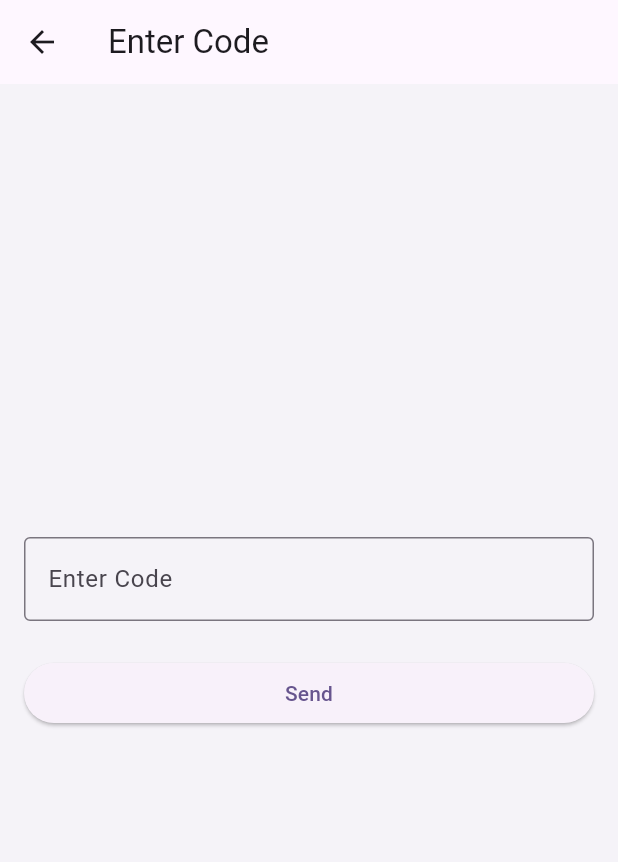
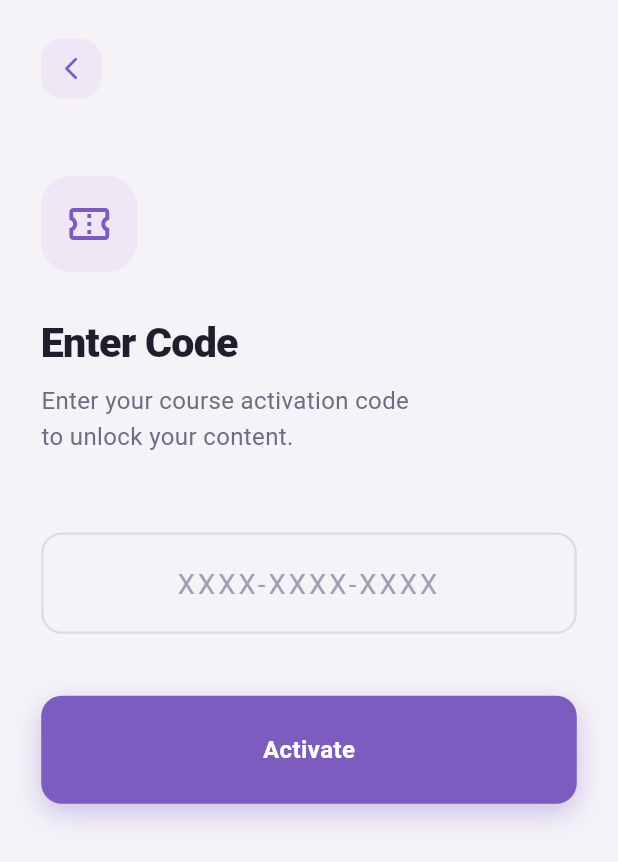
Before and after one commit to IbrahimAhmedAly/new_graket_academy-development, a Flutter app: the EnterCodeScreen screen opened by its route, on a phone screen of 412 x 824 dp. Shown: the top 862 px of the screen. Run offline on Flutter 3.47's test engine with Material 3 defaults, Android fonts, the light colour scheme and no system bars; our stand-ins replace cached_network_image, dartz, device_info_plus, flutter_otp_text_field, flutter_screenutil, flutter_svg and 5 more; missing offline and left inert: phone_form_field, screen_protector; accounts and stored records are empty; Roboto replaces fonts that are missing (Arb).

Commit message:
Update enter_code_screen.dart

```diff
--- a/lib/view/new_screens/other/enter_code_screen.dart
+++ b/lib/view/new_screens/other/enter_code_screen.dart
@@ -1,6 +1,9 @@
 import 'package:flutter/material.dart';
 import 'package:get/get.dart';
 import 'package:new_graket_acadimy/controller/courses/code_controller_impl.dart';
+import 'package:new_graket_acadimy/core/constants/app_dimentions.dart';
+import 'package:new_graket_acadimy/core/constants/colors.dart';
+import 'package:new_graket_acadimy/view/new_widgets/auth_widgets/custom_auth_button.dart';
 
 class EnterCodeScreen extends StatelessWidget {
   const EnterCodeScreen({super.key});
@@ -9,42 +12,170 @@
   Widget build(BuildContext context) {
     return GetBuilder<CodeControllerImpl>(
       builder: (controller) => Scaffold(
-        appBar: AppBar(
-          title: const Text('Enter Code'),
+        backgroundColor: AppColor.scaffoldBg,
+        body: SafeArea(
+          child: SingleChildScrollView(
+            padding: EdgeInsets.symmetric(horizontal: AppPadding.pad24),
+            child: Column(
+              crossAxisAlignment: CrossAxisAlignment.start,
+              children: [
+                SizedBox(height: AppHeight.h20),
+
+                // ── Back button ──
+                GestureDetector(
+                  onTap: () => Navigator.of(context).pop(),
+                  child: Container(
+                    width: 40,
+                    height: 40,
+                    decoration: BoxDecoration(
+                      color: AppColor.primaryLight,
+                      borderRadius: BorderRadius.circular(AppRadius.radius12),
                     ),
-        body: Padding(
-          padding: const EdgeInsets.all(16.0),
-          child: Column(
-            mainAxisAlignment: MainAxisAlignment.center,
-            children: [
+                    child: Icon(
+                      Icons.arrow_back_ios_new_rounded,
+                      size: 18,
+                      color: AppColor.primaryColor,
+                    ),
+                  ),
+                ),
+
+                SizedBox(height: AppHeight.h40),
+
+                // ── Icon ──
+                Container(
+                  width: 64,
+                  height: 64,
+                  decoration: BoxDecoration(
+                    color: AppColor.primaryLight,
+                    borderRadius: BorderRadius.circular(20),
+                  ),
+                  child: Icon(
+                    Icons.confirmation_number_outlined,
+                    size: 32,
+                    color: AppColor.primaryColor,
+                  ),
+                ),
+
+                SizedBox(height: AppHeight.h24),
+
+                // ── Headline ──
+                Text(
+                  "Enter Code",
+                  style: TextStyle(
+                    fontSize: AppTextSize.textSize24,
+                    fontWeight: FontWeight.w800,
+                    color: AppColor.textPrimary,
+                    letterSpacing: -0.5,
+                    height: 1.2,
+                  ),
+                ),
+                SizedBox(height: AppHeight.h8),
+                Text(
+                  "Enter your course activation code\nto unlock your content.",
+                  style: TextStyle(
+                    fontSize: AppTextSize.textSize14,
+                    fontWeight: FontWeight.w400,
+                    color: AppColor.textSecondary,
+                    height: 1.5,
+                  ),
+                ),
+
+                SizedBox(height: AppHeight.h40),
+
+                // ── Code field ──
                 TextField(
                   controller: controller.codeTextController,
                   keyboardType: TextInputType.text,
-                decoration: const InputDecoration(
-                  labelText: 'Enter Code',
-                  border: OutlineInputBorder(),
+                  textAlign: TextAlign.center,
+                  style: TextStyle(
+                    fontSize: AppTextSize.textSize18,
+                    fontWeight: FontWeight.w700,
+                    color: AppColor.textPrimary,
+                    letterSpacing: 2,
+                  ),
+                  decoration: InputDecoration(
+                    hintText: "XXXX-XXXX-XXXX",
+                    hintStyle: TextStyle(
+                      fontSize: AppTextSize.textSize16,
+                      fontWeight: FontWeight.w400,
+                      color: AppColor.textHint,
+                      letterSpacing: 2,
+                    ),
+                    contentPadding: EdgeInsets.symmetric(
+                      horizontal: AppPadding.pad16,
+                      vertical: AppPadding.pad16,
+                    ),
+                    filled: true,
+                    fillColor: AppColor.scaffoldBg,
+                    enabledBorder: OutlineInputBorder(
+                      borderRadius: BorderRadius.circular(AppRadius.radius12),
+                      borderSide: BorderSide(
+                        color: AppColor.textHint.withValues(alpha: 0.3),
+                        width: 1.5,
+                      ),
+                    ),
+                    focusedBorder: OutlineInputBorder(
+                      borderRadius: BorderRadius.circular(AppRadius.radius12),
+                      borderSide: BorderSide(
+                        color: AppColor.primaryColor,
+                        width: 2,
+                      ),
+                    ),
                   ),
                   onChanged: controller.onCodeChanged,
                 ),
-              const SizedBox(height: 24),
-              SizedBox(
+
+                SizedBox(height: AppHeight.h32),
+
+                // ── Send button ──
+                CustomAuthButton(
+                  name: "Activate",
+                  isLoading: controller.isLoading,
+                  onTap: controller.isLoading ? null : controller.sendCode,
+                ),
+
+                // ── Inline error ──
+                if (controller.errorMessage != null &&
+                    controller.errorMessage!.isNotEmpty) ...[
+                  SizedBox(height: AppHeight.h12),
+                  Container(
                     width: double.infinity,
-                child: ElevatedButton(
-                  onPressed: controller.isLoading ? null : controller.sendCode,
-                  child: controller.isLoading
-                      ? const CircularProgressIndicator(color: Colors.white)
-                      : const Text('Send'),
+                    padding: EdgeInsets.symmetric(
+                      horizontal: AppPadding.pad16,
+                      vertical: AppPadding.pad12,
+                    ),
+                    decoration: BoxDecoration(
+                      color: AppColor.errorColor.withValues(alpha: 0.08),
+                      borderRadius: BorderRadius.circular(AppRadius.radius12),
+                      border: Border.all(
+                        color: AppColor.errorColor.withValues(alpha: 0.3),
+                        width: 1,
                       ),
                     ),
-              if (controller.errorMessage != null)
-                Padding(
-                  padding: const EdgeInsets.only(top: 16.0),
+                    child: Row(
+                      children: [
+                        Icon(
+                          Icons.error_outline_rounded,
+                          color: AppColor.errorColor,
+                          size: 18,
+                        ),
+                        SizedBox(width: AppWidth.w8),
+                        Expanded(
                           child: Text(
                             controller.errorMessage!,
-                    style: const TextStyle(color: Colors.red),
+                            style: TextStyle(
+                              fontSize: AppTextSize.textSize13,
+                              fontWeight: FontWeight.w500,
+                              color: AppColor.errorColor,
+                            ),
                           ),
                         ),
                       ],
+                    ),
+                  ),
+                ],
+              ],
+            ),
           ),
         ),
       ),
```
Lines whose indentation alone changed are shown as unchanged.
